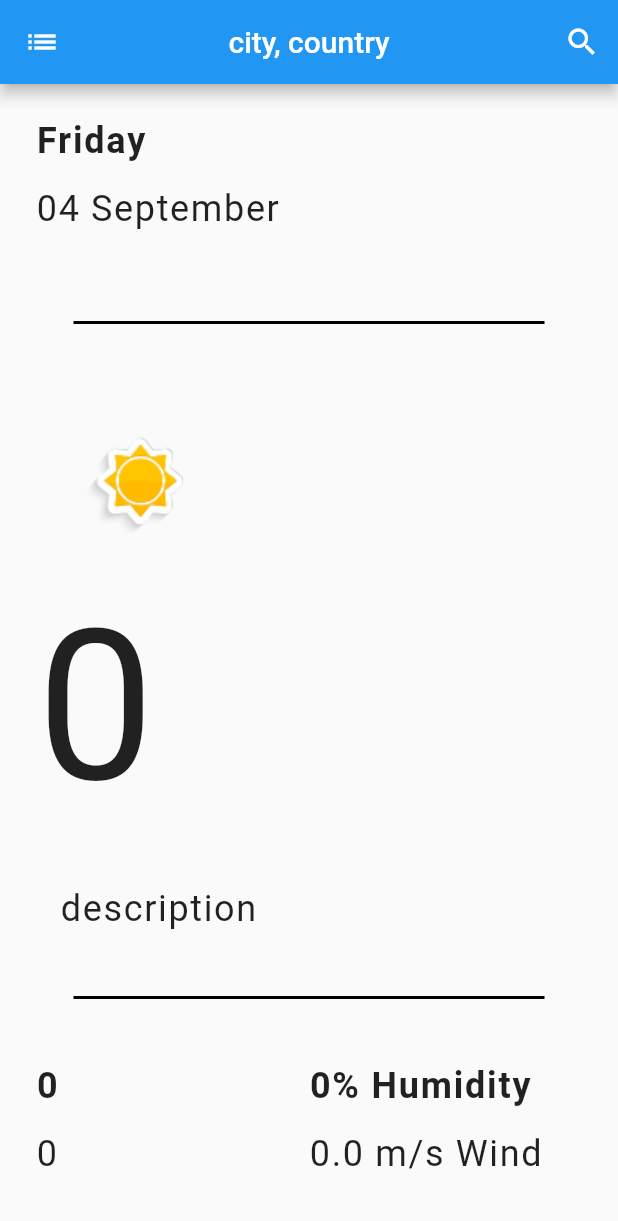
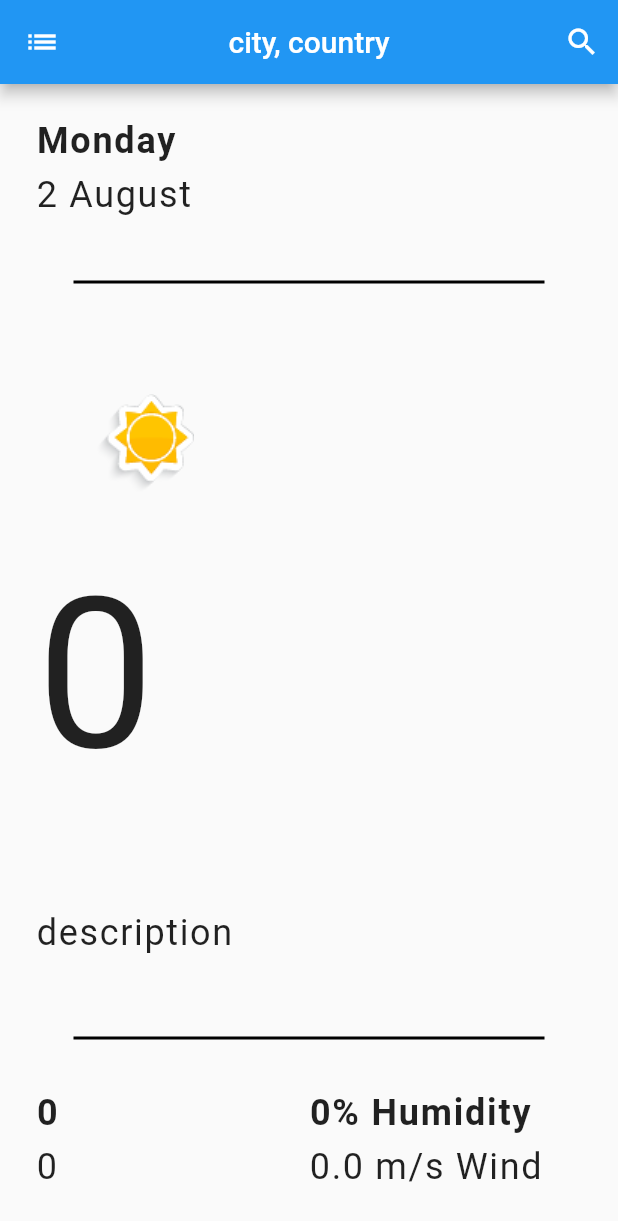
Before and after one commit to quydn720/weather-flutter, a Flutter app: the screen it shows after launch, on a phone screen of 412 x 824 dp. Shown: the top 1221 px of the screen. Run offline on Flutter 3.47's test engine with Material 2 defaults, Android fonts, the phone set to English and light mode, and no system bars; our stand-ins replace geolocator.

Commit message:
Play with layout

```diff
--- a/lib/screens/home_screen.dart
+++ b/lib/screens/home_screen.dart
@@ -1,5 +1,6 @@
 import 'package:flutter/cupertino.dart';
 import 'package:flutter/material.dart';
+import 'package:intl/intl.dart';
 import 'package:weather_app/screens/search_screen.dart';
 import 'package:weather_app/services/constants.dart';
 import 'package:weather_app/services/weather.dart';
@@ -24,6 +25,9 @@ class _HomeScreenState extends State<HomeScreen> {
   late String description;
   late double windSpeed;
   late String icon;
+  late String weekday;
+  late String dayMonth;
+
   @override
   void initState() {
     super.initState();
@@ -42,6 +46,13 @@ class _HomeScreenState extends State<HomeScreen> {
       minTemp = weather.minTemperature;
       temp = weather.temperature;
       windSpeed = weather.windSpeed;
+      DateTime date = DateTime.now();
+
+      weekday = DateFormat().addPattern(DateFormat.WEEKDAY).format(date);
+      dayMonth = DateFormat()
+          .addPattern(DateFormat.DAY)
+          .addPattern(DateFormat.MONTH)
+          .format(date);
     });
   }
 
@@ -89,14 +100,14 @@ class _HomeScreenState extends State<HomeScreen> {
                       Expanded(
                         flex: 1,
                         child: Text(
-                          'Friday',
+                          weekday,
                           style: kBoldTextStyle,
                         ),
                       ),
                       Expanded(
                         flex: 1,
                         child: Text(
-                          '04 September',
+                          dayMonth,
                           style: kTextStyle,
                         ),
                       ),
@@ -112,13 +123,13 @@ class _HomeScreenState extends State<HomeScreen> {
                   ),
                 ),
                 Expanded(
-                  flex: 4,
+                  flex: 6,
                   child: Column(
                     crossAxisAlignment: CrossAxisAlignment.start,
                     children: [
-                      Expanded(flex: 2, child: getIconFromNetwork(icon)),
+                      Expanded(flex: 3, child: getIconFromNetwork(icon)),
                       Expanded(
-                        flex: 3,
+                        flex: 5,
                         child: Text(
                           temp.toString(),
                           style: kTextStyle.copyWith(
@@ -126,13 +137,10 @@ class _HomeScreenState extends State<HomeScreen> {
                           ),
                         ),
                       ),
-                      Padding(
-                        padding: const EdgeInsets.only(top: 8.0, left: 16.0),
-                        child: Expanded(
-                          child: Text(
-                            description,
-                            style: kTextStyle,
-                          ),
+                      Expanded(
+                        child: Text(
+                          description,
+                          style: kTextStyle,
                         ),
                       ),
                     ],
--- a/pubspec.yaml
+++ b/pubspec.yaml
@@ -17,6 +17,7 @@ dependencies:
   flutter_spinkit: ^5.0.0
   flutter_native_splash: ^1.2.0
   async: ^2.6.1
+  intl: ^0.17.0
 
 dev_dependencies:
   flutter_test:
```
Also changed, not shown: lib/services/location.dart (+0 -37 lines), pubspec.lock.
